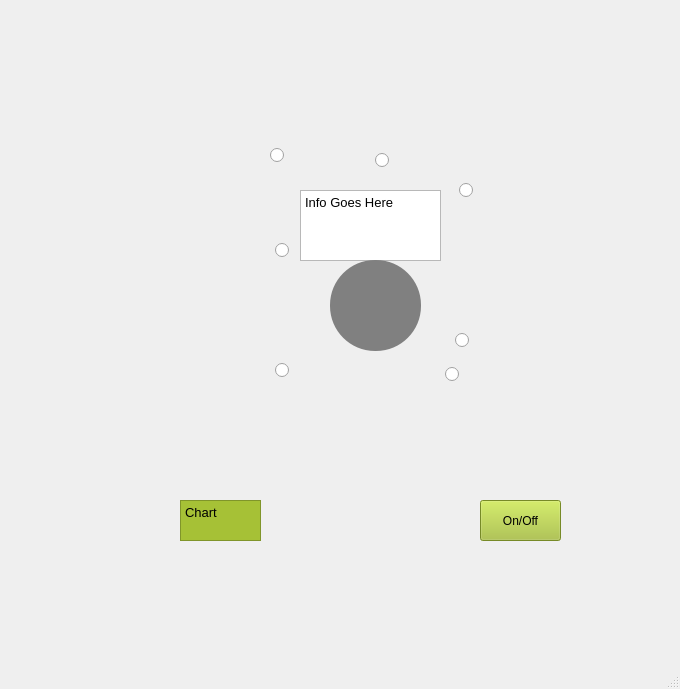
The window that mainwindow.ui (rayc4/COMP3004-Group-Project) describes before a commit, drawn with Qt 5.
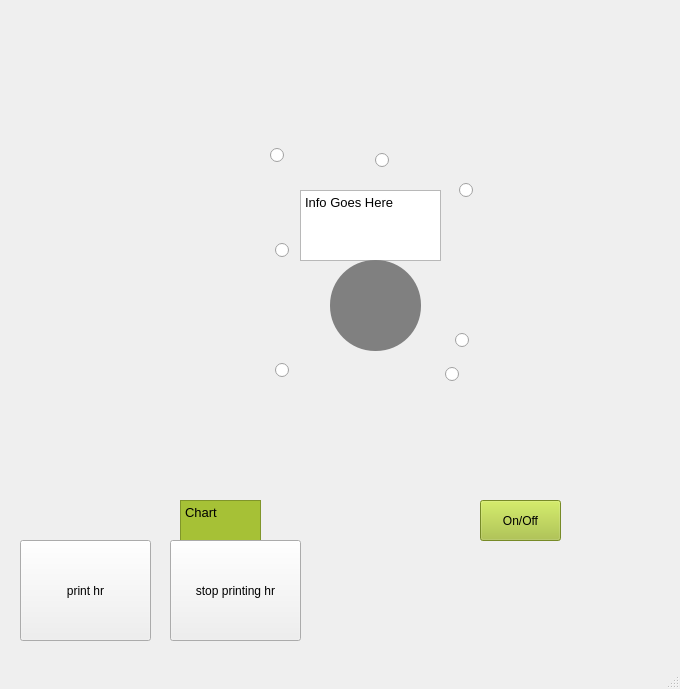
The same window after the commit. Icons and pictures are not drawn.

Patch:
```diff
--- a/mainwindow.ui
+++ b/mainwindow.ui
@@ -340,6 +340,32 @@
      <string/>
     </property>
    </widget>
+   <widget class="QPushButton" name="pushButton">
+    <property name="geometry">
+     <rect>
+      <x>20</x>
+      <y>540</y>
+      <width>131</width>
+      <height>101</height>
+     </rect>
+    </property>
+    <property name="text">
+     <string>print hr</string>
+    </property>
+   </widget>
+   <widget class="QPushButton" name="pushButton_2">
+    <property name="geometry">
+     <rect>
+      <x>170</x>
+      <y>540</y>
+      <width>131</width>
+      <height>101</height>
+     </rect>
+    </property>
+    <property name="text">
+     <string>stop printing hr</string>
+    </property>
+   </widget>
    <zorder>label</zorder>
    <zorder>pushButton1</zorder>
    <zorder>pushButton2</zorder>
@@ -360,6 +386,8 @@
    <zorder>radioButton7</zorder>
    <zorder>radioButton4</zorder>
    <zorder>pushButtonOnOff_2</zorder>
+   <zorder>pushButton</zorder>
+   <zorder>pushButton_2</zorder>
   </widget>
   <widget class="QMenuBar" name="menubar">
    <property name="geometry">
```
